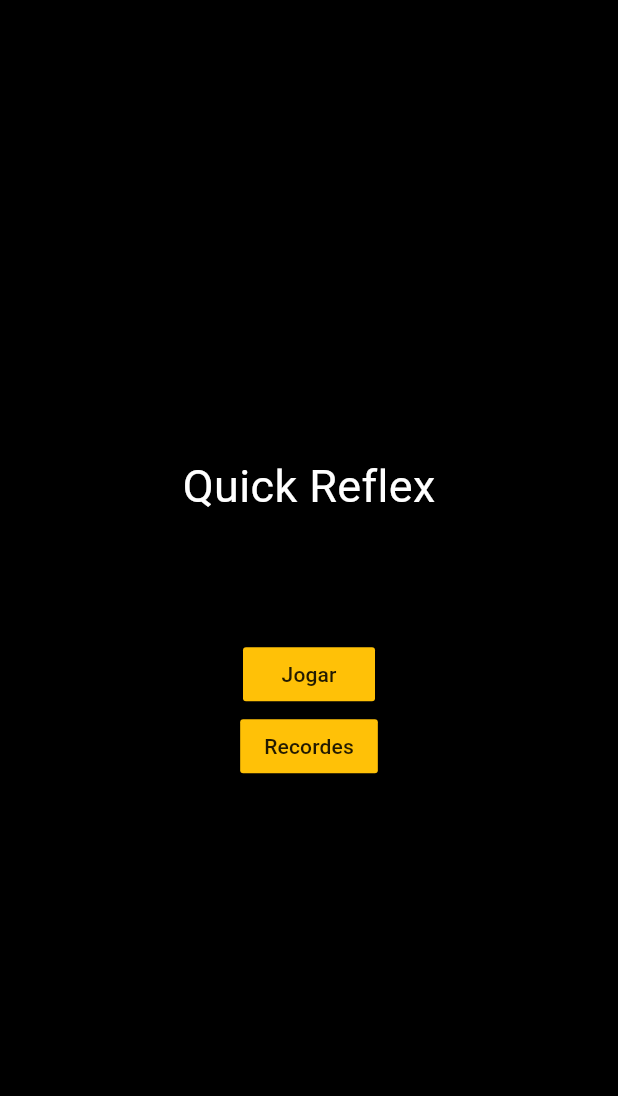
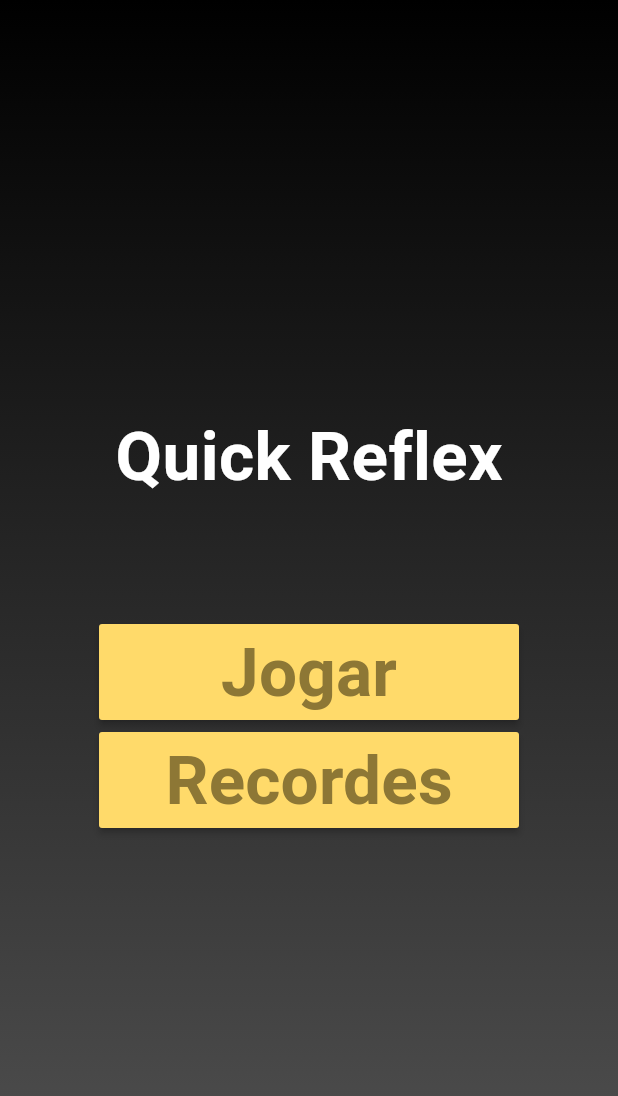
Before and after one commit to felixbarbosa/quick_reflex, a Flutter app: the screen it shows after launch, on a phone screen of 412 x 824 dp. Shown: the top 1096 px of the screen. Run offline on Flutter 3.47's test engine with Material 3 defaults, Android fonts, the phone set to English and light mode, and no system bars; our stand-ins replace flutter_mobx, mobx, sqflite, sqflite_common_ffi, stop_watch_timer; accounts and stored records are empty; generated files the repository leaves out were written again.

Commit message:
Backup Macbook

```diff
--- a/lib/pages/menu/menu.dart
+++ b/lib/pages/menu/menu.dart
@@ -17,28 +17,57 @@ class _MenuState extends State<Menu> {
   @override
   Widget build(BuildContext context) {
     return Scaffold(
-      body: SafeArea(
+      body: Container(
+        decoration: const BoxDecoration(
+          color: Colors.black,
+        ),
+        child: SafeArea(
           child: Stack(children: [
             Container(
-            color: Colors.black,
+              decoration: const BoxDecoration(
+                gradient: LinearGradient(
+                    colors: [
+                      Colors.black,
+                      Color.fromARGB(255, 83, 83, 83),
+                    ],
+                    begin: FractionalOffset(0.0, 0.0),
+                    end: FractionalOffset(0.0, 1.0),
+                    stops: [0.0, 1.0],
+                    tileMode: TileMode.clamp),
+              ),
               child: Column(
                 mainAxisAlignment: MainAxisAlignment.center,
                 children: [
                   const Center(
                     child: Text(
                       "Quick Reflex",
-                    style: TextStyle(fontSize: 30, color: Colors.white),
+                      style: TextStyle(
+                          fontWeight: FontWeight.bold,
+                          fontSize: 45,
+                          color: Colors.white),
                     ),
                   ),
                   const SizedBox(
                     height: 80,
                   ),
-                MaterialButton(
+                  SizedBox(
+                    width: 280,
+                    child: MaterialButton(
                       onPressed: () => _quickController.setClickPlay(true),
-                  color: Colors.amber,
-                  child: const Text("Jogar"),
+                      color: const Color.fromARGB(255, 255, 218, 106),
+                      child: const Text("Jogar",
+                          style: TextStyle(
+                              fontWeight: FontWeight.bold,
+                              fontSize: 45,
+                              color: Color.fromARGB(255, 141, 119, 53))),
                     ),
-                MaterialButton(
+                  ),
+                  const SizedBox(
+                    height: 8,
+                  ),
+                  SizedBox(
+                    width: 280,
+                    child: MaterialButton(
                       onPressed: () {
                         Navigator.of(context).push(MaterialPageRoute(
                           builder: (context) {
@@ -48,8 +77,13 @@ class _MenuState extends State<Menu> {
                           },
                         ));
                       },
-                  color: Colors.amber,
-                  child: const Text("Recordes"),
+                      color: const Color.fromARGB(255, 255, 218, 106),
+                      child: const Text("Recordes",
+                          style: TextStyle(
+                              fontWeight: FontWeight.bold,
+                              fontSize: 45,
+                              color: Color.fromARGB(255, 141, 119, 53))),
+                    ),
                   )
                 ],
               ),
@@ -69,6 +103,7 @@ class _MenuState extends State<Menu> {
             )
           ]),
         ),
+      ),
     );
   }
 }
```
Lines whose indentation alone changed are shown as unchanged.
